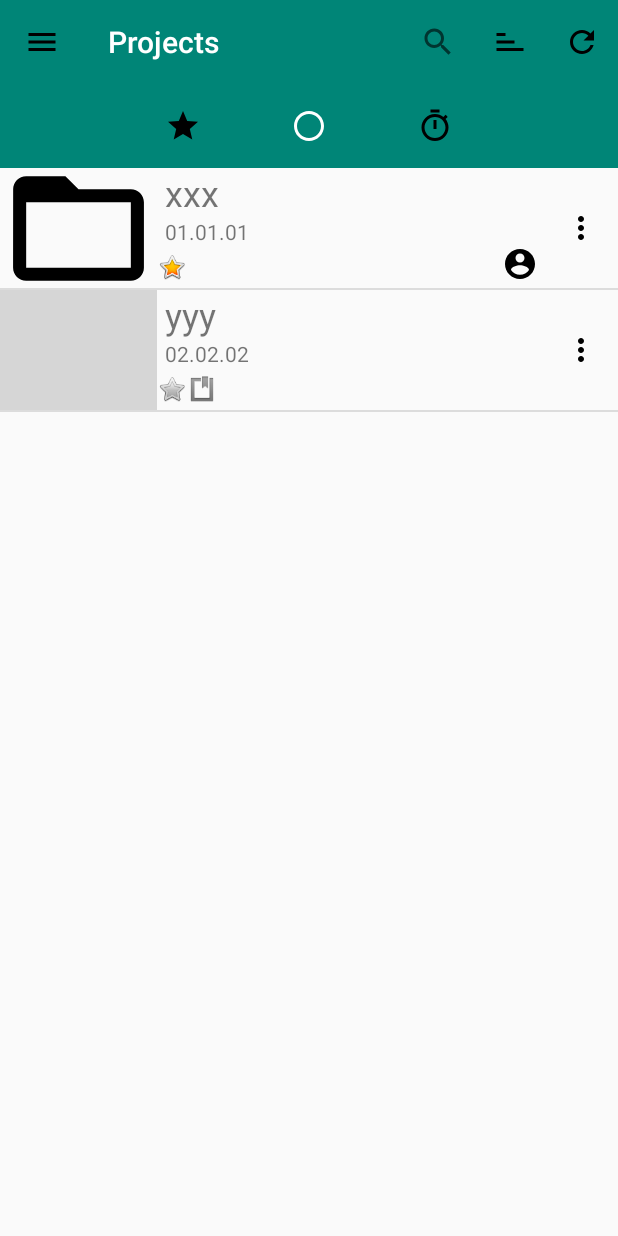
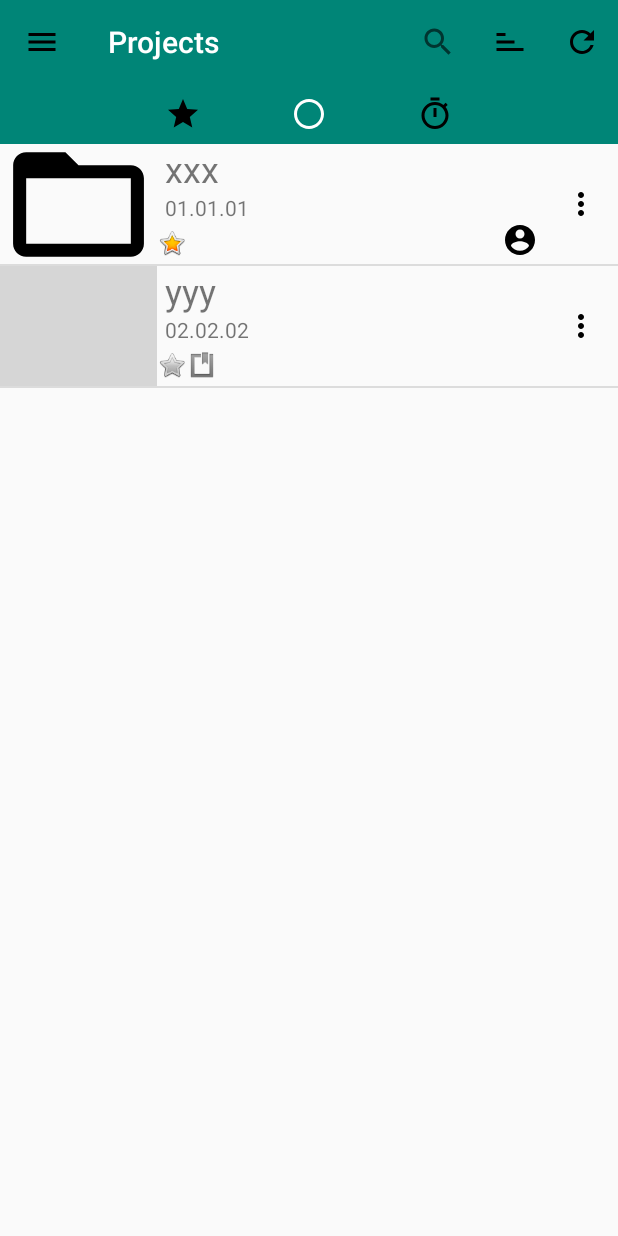
Before and after one commit to oleggr/mcc-fall-2019-g05, an Android app: the screen it shows after launch (ListOfCreatedProjectsActivity), after a tap on "refresh", on a phone screen of 412 x 824 dp. Run offline under Robolectric (Android 15) with nearby library versions, the phone set to English and light mode, and no system bars; our stand-ins replace Picasso; libraries missing offline, so code that uses them is left out: jp.wasabeef.picasso; pictures from the network do not load; 1 statement that could not run was skipped; 3 other taps on this screen came first; grey boxes are pictures that could not be loaded.

Commit message:
minor layout fix.

```diff
--- a/frontend/app/src/main/res/layout/activity_list_of_created_projects.xml
+++ b/frontend/app/src/main/res/layout/activity_list_of_created_projects.xml
@@ -26,17 +26,20 @@
         <androidx.appcompat.widget.Toolbar
             android:id="@+id/filterToolbar"
             android:layout_width="match_parent"
-            android:layout_height="wrap_content"
+            android:layout_height="40dp"
             android:background="?attr/colorPrimary"
             android:minHeight="?attr/actionBarSize"
+            android:paddingLeft="0dp"
+            android:paddingRight="0dp"
             app:titleTextColor="@android:color/white"
             tools:ignore="MissingConstraints">
+
             <LinearLayout
                 android:layout_width="wrap_content"
                 android:layout_height="match_parent"
-                android:orientation="horizontal"
                 android:layout_gravity="center"
-                android:gravity="center">
+                android:gravity="center"
+                android:orientation="horizontal">
 
                 <ImageButton
                     android:id="@+id/byFavorite"
```
